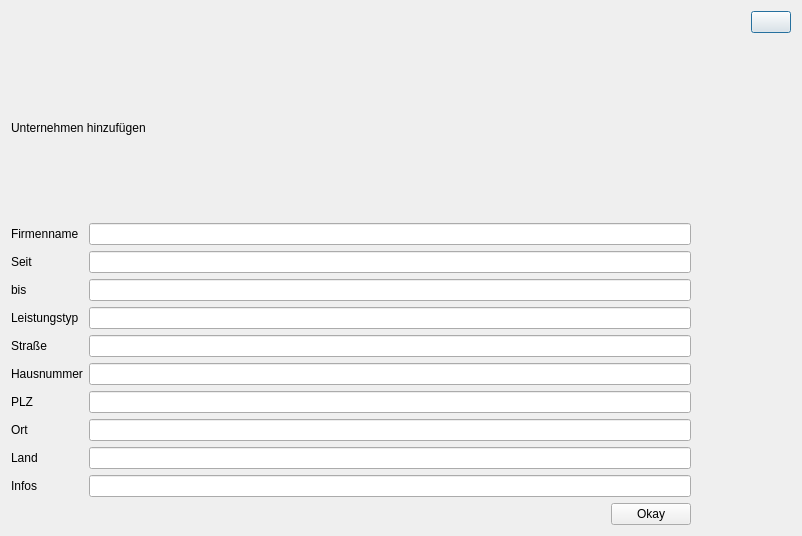
Qt form createcompany.ui (green-lion-racing/glr-database) before a commit.
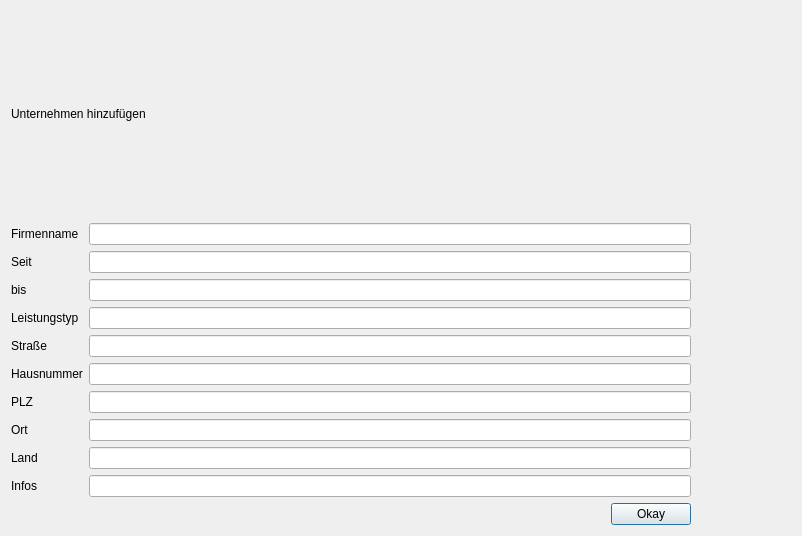
The same form after that commit.

Diff of the .ui file:
```diff
--- a/createcompany.ui
+++ b/createcompany.ui
@@ -16,30 +16,6 @@
   <layout class="QVBoxLayout" name="verticalLayout_2">
    <item>
     <layout class="QVBoxLayout" name="verticalLayout">
-     <item>
-      <layout class="QHBoxLayout" name="horizontalLayout_2">
-       <item>
-        <spacer name="horizontalSpacer_2">
-         <property name="orientation">
-          <enum>Qt::Horizontal</enum>
-         </property>
-         <property name="sizeHint" stdset="0">
-          <size>
-           <width>40</width>
-           <height>20</height>
-          </size>
-         </property>
-        </spacer>
-       </item>
-       <item>
-        <widget class="QPushButton" name="pb_close">
-         <property name="text">
-          <string/>
-         </property>
-        </widget>
-       </item>
-      </layout>
-     </item>
      <item>
       <widget class="QLabel" name="l_dialogTitle">
        <property name="text">
```
